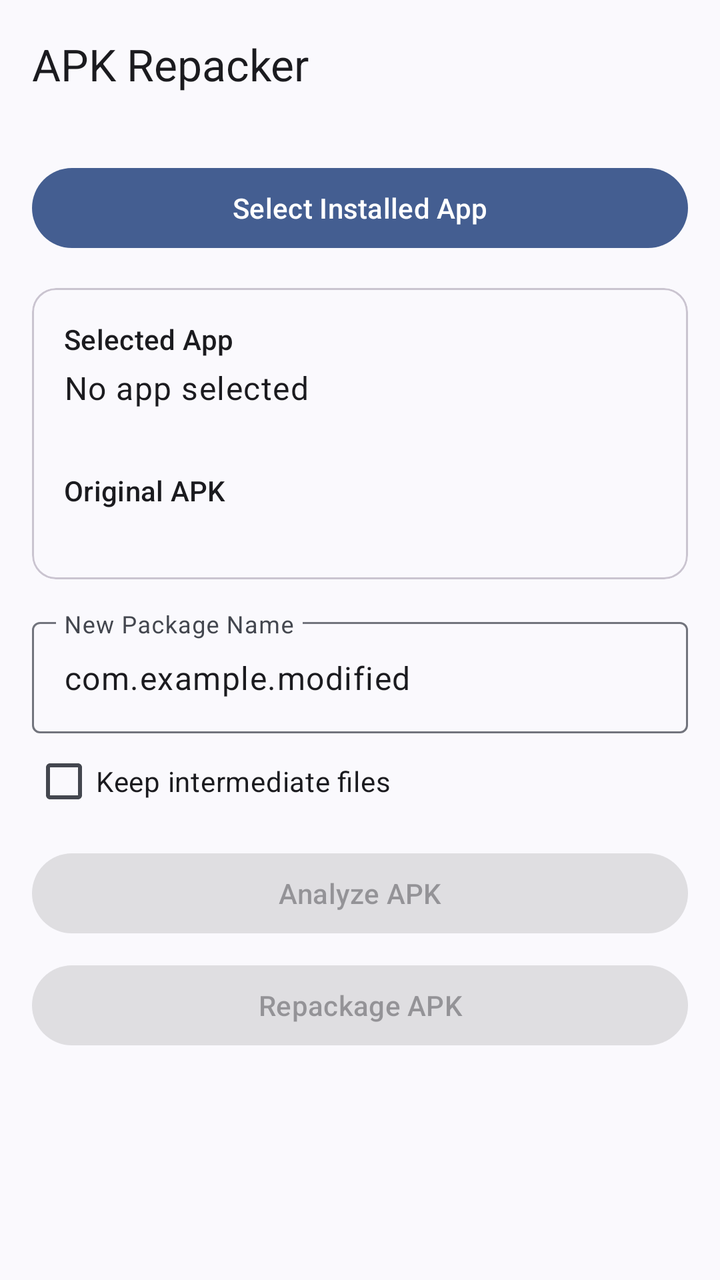
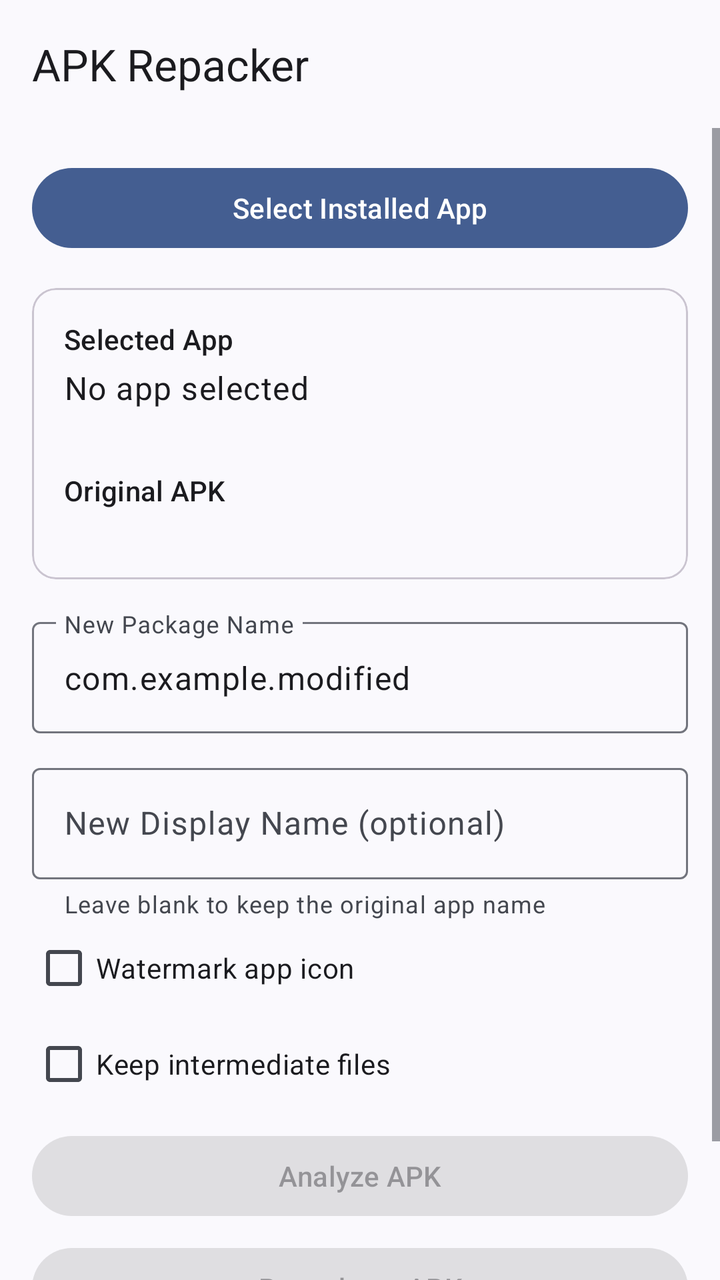

Screens rendered from an Android XML layout before and after an edit, with the pre-edit source and the edit as a unified diff.
<!-- AndroidManifest.xml: application theme Theme.ApkRepacker -->
<!-- res/layout/activity_main.xml -->
<?xml version="1.0" encoding="utf-8"?>
<LinearLayout xmlns:android="http://schemas.android.com/apk/res/android"
    xmlns:app="http://schemas.android.com/apk/res-auto"
    android:layout_width="match_parent"
    android:layout_height="match_parent"
    android:orientation="vertical">

    <com.google.android.material.appbar.MaterialToolbar
        android:id="@+id/toolbar"
        android:layout_width="match_parent"
        android:layout_height="?attr/actionBarSize"
        android:background="?attr/colorSurface"
        app:title="@string/app_name" />

    <ScrollView
        android:layout_width="match_parent"
        android:layout_height="0dp"
        android:layout_weight="1"
        android:fillViewport="true">

    <LinearLayout
        android:layout_width="match_parent"
        android:layout_height="wrap_content"
        android:orientation="vertical"
        android:padding="16dp">

        <com.google.android.material.button.MaterialButton
            android:id="@+id/btnSelectApp"
            android:layout_width="match_parent"
            android:layout_height="wrap_content"
            android:text="@string/select_installed_app" />

        <com.google.android.material.card.MaterialCardView
            android:layout_width="match_parent"
            android:layout_height="wrap_content"
            android:layout_marginTop="16dp"
            app:cardCornerRadius="12dp">

            <LinearLayout
                android:layout_width="match_parent"
                android:layout_height="wrap_content"
                android:orientation="vertical"
                android:padding="16dp">

                <TextView
                    android:layout_width="wrap_content"
                    android:layout_height="wrap_content"
                    android:text="@string/selected_app"
                    android:textAppearance="?attr/textAppearanceLabelLarge" />

                <TextView
                    android:id="@+id/txtSelectedApp"
                    android:layout_width="match_parent"
                    android:layout_height="wrap_content"
                    android:text="@string/none_selected"
                    android:textAppearance="?attr/textAppearanceBodyLarge"
                    android:paddingTop="4dp" />

                <TextView
                    android:id="@+id/txtSelectedPackage"
                    android:layout_width="match_parent"
                    android:layout_height="wrap_content"
                    android:textAppearance="?attr/textAppearanceBodyMedium"
                    android:textColor="?android:attr/textColorSecondary" />

                <TextView
                    android:layout_width="wrap_content"
                    android:layout_height="wrap_content"
                    android:text="@string/original_apk"
                    android:textAppearance="?attr/textAppearanceLabelLarge"
                    android:paddingTop="12dp" />

                <TextView
                    android:id="@+id/txtOriginalApk"
                    android:layout_width="match_parent"
                    android:layout_height="wrap_content"
                    android:textAppearance="?attr/textAppearanceBodyMedium"
                    android:textColor="?android:attr/textColorSecondary" />
            </LinearLayout>
        </com.google.android.material.card.MaterialCardView>

        <com.google.android.material.textfield.TextInputLayout
            android:id="@+id/tilPackage"
            android:layout_width="match_parent"
            android:layout_height="wrap_content"
            android:layout_marginTop="16dp"
            android:hint="@string/new_package_name"
            app:helperTextEnabled="true"
            style="@style/Widget.Material3.TextInputLayout.OutlinedBox">

            <com.google.android.material.textfield.TextInputEditText
                android:id="@+id/editPackage"
                android:layout_width="match_parent"
                android:layout_height="wrap_content"
                android:inputType="textNoSuggestions"
                android:text="@string/new_package_hint" />
        </com.google.android.material.textfield.TextInputLayout>

        <com.google.android.material.checkbox.MaterialCheckBox
            android:id="@+id/chkKeepIntermediates"
            android:layout_width="wrap_content"
            android:layout_height="wrap_content"
            android:text="@string/keep_intermediates" />

        <com.google.android.material.button.MaterialButton
            android:id="@+id/btnAnalyze"
            android:layout_width="match_parent"
            android:layout_height="wrap_content"
            android:layout_marginTop="8dp"
            android:enabled="false"
            android:text="@string/analyze_apk"
            style="@style/Widget.Material3.Button.TonalButton" />

        <com.google.android.material.button.MaterialButton
            android:id="@+id/btnRepackage"
            android:layout_width="match_parent"
            android:layout_height="wrap_content"
            android:layout_marginTop="8dp"
            android:enabled="false"
            android:text="@string/repackage_apk" />

        <TextView
            android:id="@+id/txtAnalysis"
            android:layout_width="match_parent"
            android:layout_height="wrap_content"
            android:layout_marginTop="16dp"
            android:fontFamily="monospace"
            android:textAppearance="?attr/textAppearanceBodyMedium"
            android:textIsSelectable="true" />
    </LinearLayout>
    </ScrollView>
</LinearLayout>
<!-- resources referenced by this layout -->
<resources>
  <string name="analyze_apk">Analyze APK</string>
  <string name="app_name">APK Repacker</string>
  <string name="keep_intermediates">Keep intermediate files</string>
  <string name="new_package_hint">com.example.modified</string>
  <string name="new_package_name">New Package Name</string>
  <string name="none_selected">No app selected</string>
  <string name="original_apk">Original APK</string>
  <string name="repackage_apk">Repackage APK</string>
  <string name="select_installed_app">Select Installed App</string>
  <string name="selected_app">Selected App</string>
  <style name="Theme.ApkRepacker" parent="Theme.Material3.DynamicColors.DayNight.NoActionBar">
          <item name="android:statusBarColor">@android:color/transparent</item>
      </style>
</resources>

<!-- the commit's change to res/layout/activity_main.xml (unified diff, before → after) -->
@@ -96,6 +96,46 @@
                 android:text="@string/new_package_hint" />
         </com.google.android.material.textfield.TextInputLayout>
 
+        <com.google.android.material.textfield.TextInputLayout
+            android:id="@+id/tilLabel"
+            android:layout_width="match_parent"
+            android:layout_height="wrap_content"
+            android:layout_marginTop="12dp"
+            android:hint="@string/new_display_name"
+            app:helperText="@string/new_display_name_helper"
+            app:helperTextEnabled="true"
+            style="@style/Widget.Material3.TextInputLayout.OutlinedBox">
+
+            <com.google.android.material.textfield.TextInputEditText
+                android:id="@+id/editLabel"
+                android:layout_width="match_parent"
+                android:layout_height="wrap_content"
+                android:inputType="textCapWords" />
+        </com.google.android.material.textfield.TextInputLayout>
+
+        <com.google.android.material.checkbox.MaterialCheckBox
+            android:id="@+id/chkWatermark"
+            android:layout_width="wrap_content"
+            android:layout_height="wrap_content"
+            android:text="@string/watermark_icon" />
+
+        <com.google.android.material.textfield.TextInputLayout
+            android:id="@+id/tilWatermark"
+            android:layout_width="match_parent"
+            android:layout_height="wrap_content"
+            android:hint="@string/watermark_text"
+            android:visibility="gone"
+            style="@style/Widget.Material3.TextInputLayout.OutlinedBox">
+
+            <com.google.android.material.textfield.TextInputEditText
+                android:id="@+id/editWatermark"
+                android:layout_width="match_parent"
+                android:layout_height="wrap_content"
+                android:inputType="textCapCharacters"
+                android:maxLength="6"
+                android:text="@string/watermark_default" />
+        </com.google.android.material.textfield.TextInputLayout>
+
         <com.google.android.material.checkbox.MaterialCheckBox
             android:id="@+id/chkKeepIntermediates"
             android:layout_width="wrap_content"
<!-- resource entries referenced after the edit -->
@@ -3,6 +3,8 @@
   <string name="analyze_apk">Analyze APK</string>
   <string name="app_name">APK Repacker</string>
   <string name="keep_intermediates">Keep intermediate files</string>
+  <string name="new_display_name">New Display Name (optional)</string>
+  <string name="new_display_name_helper">Leave blank to keep the original app name</string>
   <string name="new_package_hint">com.example.modified</string>
   <string name="new_package_name">New Package Name</string>
   <string name="none_selected">No app selected</string>
@@ -10,6 +12,9 @@
   <string name="repackage_apk">Repackage APK</string>
   <string name="select_installed_app">Select Installed App</string>
   <string name="selected_app">Selected App</string>
+  <string name="watermark_default">MOD</string>
+  <string name="watermark_icon">Watermark app icon</string>
+  <string name="watermark_text">Watermark text</string>
   <style name="Theme.ApkRepacker" parent="Theme.Material3.DynamicColors.DayNight.NoActionBar">
           <item name="android:statusBarColor">@android:color/transparent</item>
       </style>
